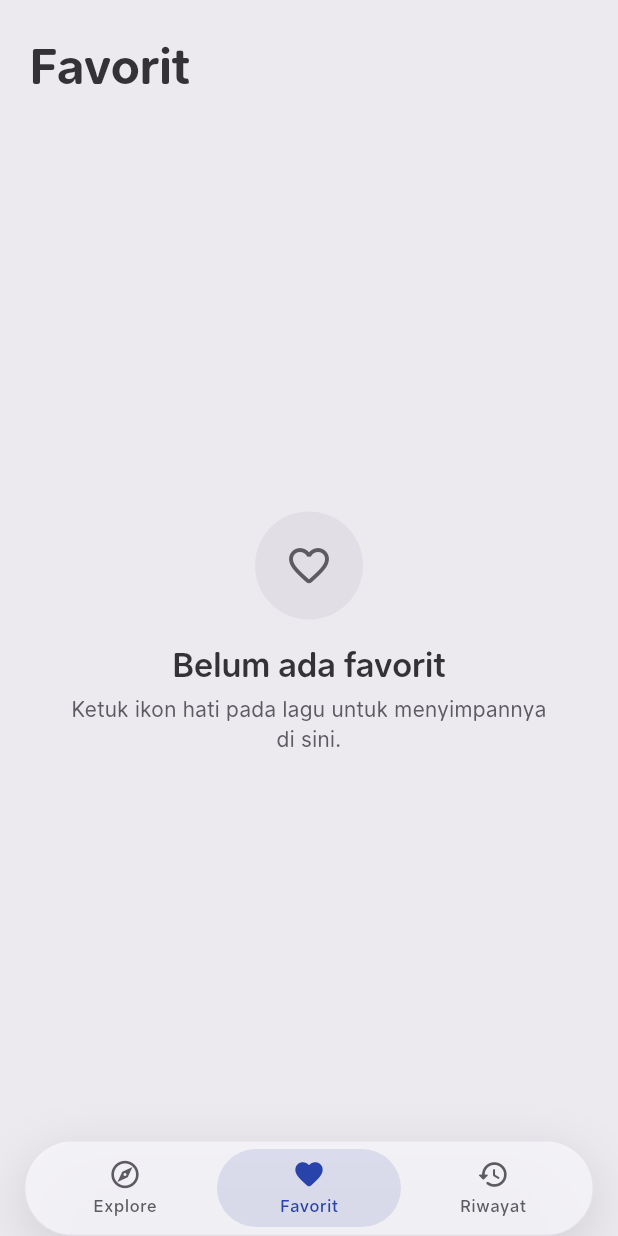
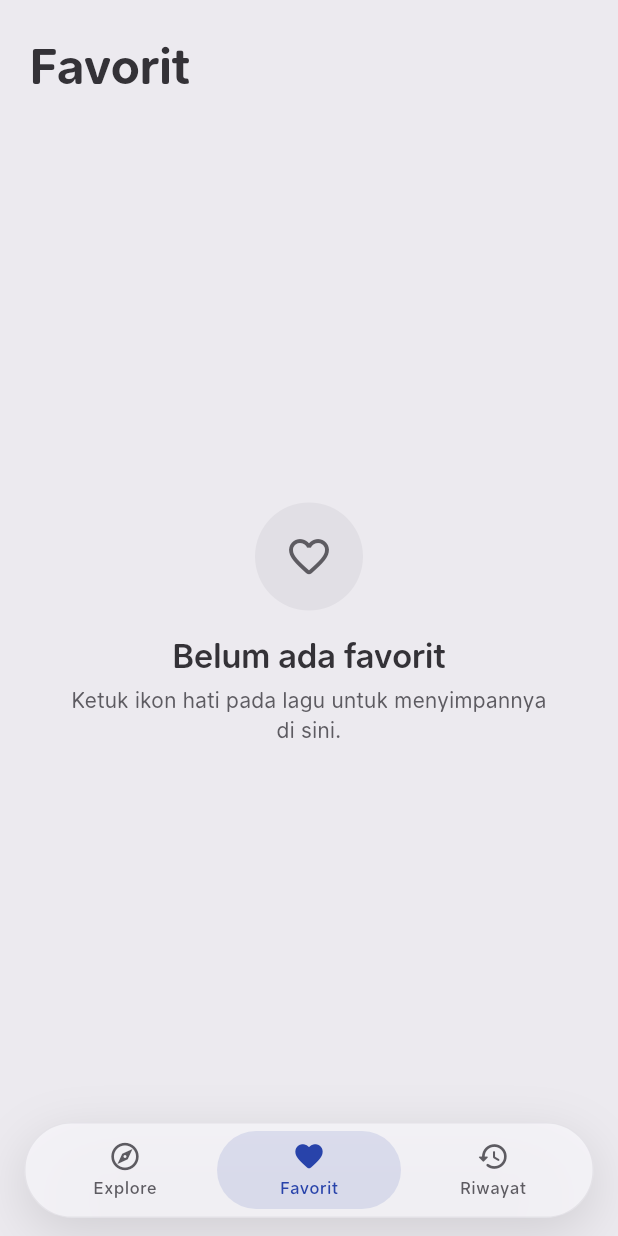
Before and after one commit to spirinity/senada, a Flutter app: the MainShell screen opened by its route, item 2 of the bottom bar chosen, on a phone screen of 412 x 824 dp. Run offline on Flutter 3.47's test engine with Material 3 defaults, Android fonts, the phone set to English and light mode, and no system bars; our stand-ins replace just_audio; network calls fail.

Commit message:
fix: lift floating bottom bar and mini player off the screen edge

```diff
--- a/lib/core/widgets/floating_bottom_bar.dart
+++ b/lib/core/widgets/floating_bottom_bar.dart
@@ -22,9 +22,10 @@ class FloatingBottomBar extends StatelessWidget {
 
   @override
   Widget build(BuildContext context) {
-    return Container(
-      // top: false,
-      // minimum: const EdgeInsets.only(bottom: 12),
+    return SafeArea(
+      top: false,
+      // Jarak minimum dari tepi bawah agar bar tampak melayang, juga di layar tanpa inset.
+      minimum: const EdgeInsets.only(bottom: 12),
       child: Padding(
         padding: const EdgeInsets.symmetric(horizontal: 16),
         child: GlassSurface(
```
